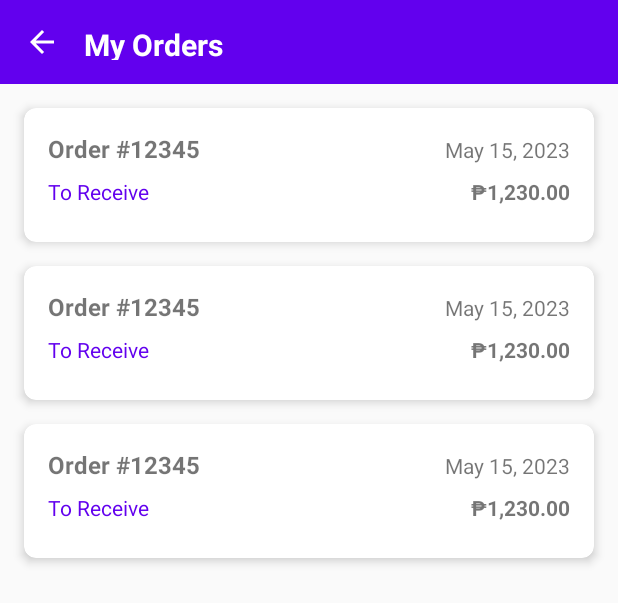
After one commit to anonimos07/IT342--Pawtopia, an Android app built with Jetpack Compose: the layout activity_orders.xml on its own in the app's theme, with its tools: preview values and no code run, on a phone screen of 412 x 824 dp. The commit adds this screen. Shown: the top 603 px of the screen. Run offline under Robolectric (Android 15) with nearby library versions, the phone set to English and light mode, and no system bars.

Commit message:
FETCHES ORDERS IN PROFILE

```diff
--- a/frontend_mobile/app/src/main/AndroidManifest.xml
+++ b/frontend_mobile/app/src/main/AndroidManifest.xml
@@ -70,6 +70,11 @@
             android:exported="false"
             android:theme="@style/Theme.Pawtopia" />
 
+        <activity
+            android:name=".OrdersActivity"
+            android:exported="false"
+            android:theme="@style/Theme.Pawtopia" />
+
     </application>
 
 </manifest>
--- a/frontend_mobile/app/src/main/java/com/example/pawtopia/fragments/ProfileFragment.kt
+++ b/frontend_mobile/app/src/main/java/com/example/pawtopia/fragments/ProfileFragment.kt
@@ -19,6 +19,7 @@ import android.widget.Toast
 import androidx.core.content.ContextCompat
 import androidx.fragment.app.Fragment
 import com.example.pawtopia.LoginActivity
+import com.example.pawtopia.OrdersActivity
 import com.example.pawtopia.R
 import com.example.pawtopia.databinding.FragmentProfileBinding
 import com.example.pawtopia.util.SessionManager
@@ -73,7 +74,8 @@ class ProfileFragment : Fragment() {
             showLoading(binding.progressOrders, binding.btnOrders, true)
             binding.root.postDelayed({
                 showLoading(binding.progressOrders, binding.btnOrders, false)
-                // Handle orders action
+                val intent = Intent(requireContext(), OrdersActivity::class.java)
+                startActivity(intent)
             }, 1500)
         }
 
--- /dev/null
+++ b/frontend_mobile/app/src/main/res/drawable/ic_arrow_back.xml
@@ -0,0 +1,10 @@
+<vector xmlns:android="http://schemas.android.com/apk/res/android"
+    android:width="24dp"
+    android:height="24dp"
+    android:viewportWidth="24"
+    android:viewportHeight="24"
+    android:tint="#000000">  <!-- White color to match your app bar -->
+    <path
+        android:fillColor="@android:color/white"
+        android:pathData="M20,11H7.83l5.59,-5.59L12,4l-8,8 8,8 1.41,-1.41L7.83,13H20v-2z"/>
+</vector>
--- /dev/null
+++ b/frontend_mobile/app/src/main/res/layout/activity_orders.xml
@@ -0,0 +1,53 @@
+<?xml version="1.0" encoding="utf-8"?>
+<LinearLayout xmlns:android="http://schemas.android.com/apk/res/android"
+    xmlns:app="http://schemas.android.com/apk/res-auto"
+    xmlns:tools="http://schemas.android.com/tools"
+    android:layout_width="match_parent"
+    android:layout_height="match_parent"
+    android:orientation="vertical"
+    android:background="@color/background">
+
+    <!-- Simple toolbar with back button -->
+    <LinearLayout
+        android:layout_width="match_parent"
+        android:layout_height="?attr/actionBarSize"
+        android:background="@color/primary"
+        android:orientation="horizontal"
+        android:padding="16dp"
+        android:gravity="center_vertical">
+
+        <ImageButton
+            android:id="@+id/btnBack"
+            android:layout_width="wrap_content"
+            android:layout_height="wrap_content"
+            android:src="@drawable/ic_arrow_back"
+            android:background="?attr/selectableItemBackgroundBorderless"
+            app:tint="@android:color/white" />
+
+        <TextView
+            android:layout_width="wrap_content"
+            android:layout_height="wrap_content"
+            android:text="My Orders"
+            android:textColor="@android:color/white"
+            android:textSize="20sp"
+            android:textStyle="bold"
+            android:layout_marginStart="16dp"/>
+    </LinearLayout>
+
+    <TextView
+        android:id="@+id/tvEmpty"
+        android:layout_width="match_parent"
+        android:layout_height="match_parent"
+        android:text="No orders found"
+        android:textSize="18sp"
+        android:gravity="center"
+        android:padding="16dp"
+        android:visibility="gone"/>
+
+    <androidx.recyclerview.widget.RecyclerView
+        android:id="@+id/rvOrders"
+        android:layout_width="match_parent"
+        android:layout_height="match_parent"
+        android:padding="8dp"
+        tools:listitem="@layout/item_order" />
+</LinearLayout>
--- /dev/null
+++ b/frontend_mobile/app/src/main/res/layout/item_order.xml
@@ -0,0 +1,62 @@
+<?xml version="1.0" encoding="utf-8"?>
+<androidx.cardview.widget.CardView xmlns:android="http://schemas.android.com/apk/res/android"
+    xmlns:app="http://schemas.android.com/apk/res-auto"
+    xmlns:tools="http://schemas.android.com/tools"
+    android:layout_width="match_parent"
+    android:layout_height="wrap_content"
+    android:layout_margin="8dp"
+    app:cardCornerRadius="8dp"
+    app:cardElevation="4dp">
+
+    <LinearLayout
+        android:layout_width="match_parent"
+        android:layout_height="wrap_content"
+        android:orientation="vertical"
+        android:padding="16dp">
+
+        <LinearLayout
+            android:layout_width="match_parent"
+            android:layout_height="wrap_content"
+            android:orientation="horizontal"
+            android:layout_marginBottom="8dp">
+
+            <TextView
+                android:id="@+id/tvOrderId"
+                android:layout_width="0dp"
+                android:layout_height="wrap_content"
+                android:layout_weight="1"
+                android:textSize="16sp"
+                android:textStyle="bold"
+                tools:text="Order #12345" />
+
+            <TextView
+                android:id="@+id/tvOrderDate"
+                android:layout_width="wrap_content"
+                android:layout_height="wrap_content"
+                android:textSize="14sp"
+                tools:text="May 15, 2023" />
+        </LinearLayout>
+
+        <LinearLayout
+            android:layout_width="match_parent"
+            android:layout_height="wrap_content"
+            android:orientation="horizontal"
+            android:layout_marginBottom="8dp">
+
+            <TextView
+                android:id="@+id/tvOrderStatus"
+                android:layout_width="0dp"
+                android:layout_height="wrap_content"
+                android:layout_weight="1"
+                android:textColor="@color/primary"
+                tools:text="To Receive" />
+
+            <TextView
+                android:id="@+id/tvTotalAmount"
+                android:layout_width="wrap_content"
+                android:layout_height="wrap_content"
+                android:textStyle="bold"
+                tools:text="₱1,230.00" />
+        </LinearLayout>
+    </LinearLayout>
+</androidx.cardview.widget.CardView>
```
Also changed, not shown: frontend_mobile/app/src/main/java/com/example/pawtopia/OrderConfirmationActivity.kt (+24 -19 lines), frontend_mobile/app/src/main/java/com/example/pawtopia/OrdersActivity.kt (added, +152 -0 lines), frontend_mobile/app/src/main/java/com/example/pawtopia/repository/OrderRepository.kt (+21 -36 lines).
